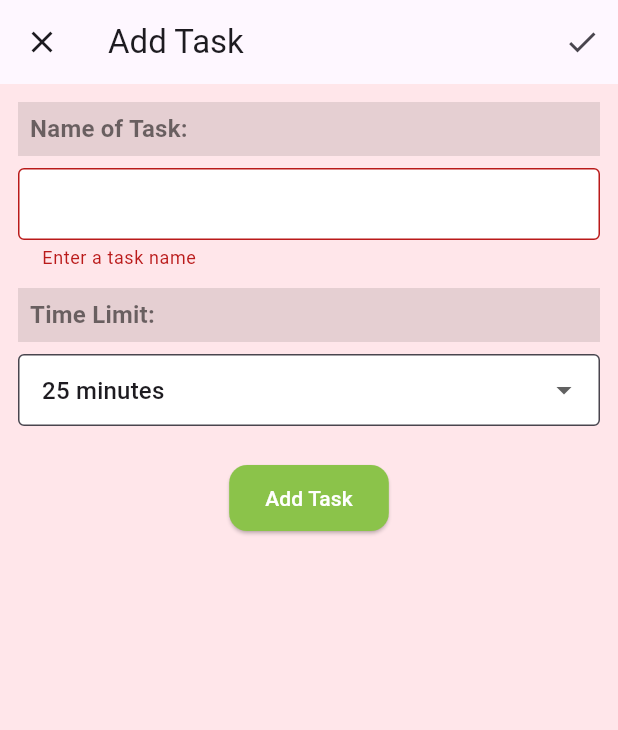
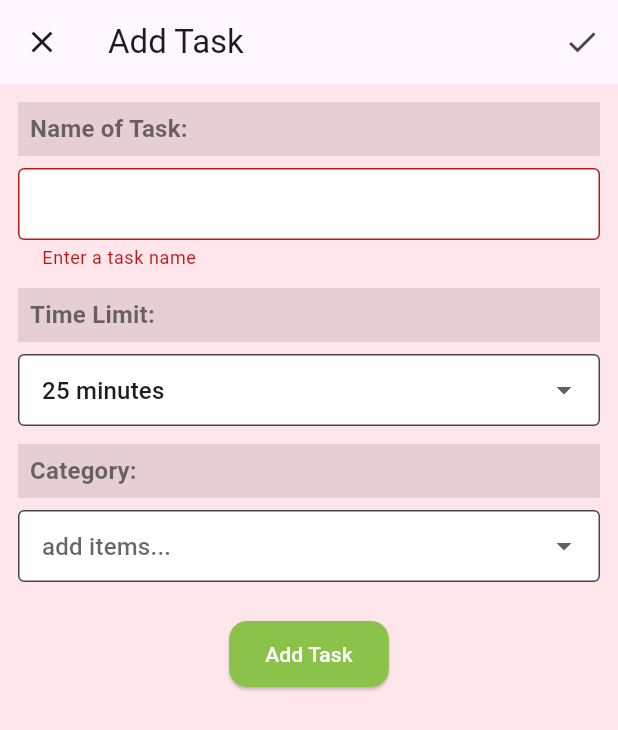
Before and after one commit to happyalisa0864/productivity-app, a Flutter app: the AddTaskDialog screen opened directly, after a tap on "Add Task", on a phone screen of 412 x 824 dp. Shown: the top 730 px of the screen. Run offline on Flutter 3.47's test engine with Material 3 defaults, Android fonts, the light colour scheme and no system bars; our stand-ins replace flutter_riverpod, shared_preferences; accounts and stored records are empty.

Commit message:
feat: add category field to task creation flow

```diff
--- a/lib/features/task_tracking/presentation/notifiers/task_notifier.dart
+++ b/lib/features/task_tracking/presentation/notifiers/task_notifier.dart
@@ -36,7 +36,7 @@ class TaskNotifier extends StateNotifier<AsyncValue<List<Task>>> {
     await repo.saveTasks(tasks);
   }
 
-  Future<void> addTask({required String title, required int minutes}) async {
+  Future<void> addTask({required String title, required int minutes, String? category}) async {
     final current = state.value ?? <Task>[];
     final now = DateTime.now();
     final total = minutes * 60;
@@ -47,6 +47,7 @@ class TaskNotifier extends StateNotifier<AsyncValue<List<Task>>> {
       remainingSeconds: total,
       isCompleted: false,
       isRunning: false,
+      category: category,
       createdAt: now,
       updatedAt: now,
     );
--- a/lib/features/task_tracking/presentation/pages/tasks_page.dart
+++ b/lib/features/task_tracking/presentation/pages/tasks_page.dart
@@ -56,7 +56,11 @@ class TasksPage extends ConsumerWidget {
             builder: (_) => const AddTaskDialog(),
           );
           if (result != null) {
-            await notifier.addTask(title: result.title, minutes: result.minutes);
+            await notifier.addTask(
+              title: result.title,
+              minutes: result.minutes,
+              category: result.category,
+            );
           }
         },
         child: const Icon(Icons.add),
--- a/lib/features/task_tracking/presentation/widgets/add_task_dialog.dart
+++ b/lib/features/task_tracking/presentation/widgets/add_task_dialog.dart
@@ -3,7 +3,8 @@ import 'package:flutter/material.dart';
 class AddTaskResult {
   final String title;
   final int minutes;
-  const AddTaskResult(this.title, this.minutes);
+  final String? category;
+  const AddTaskResult(this.title, this.minutes, this.category);
 }
 
 class AddTaskDialog extends StatefulWidget {
@@ -18,6 +19,14 @@ class _AddTaskDialogState extends State<AddTaskDialog> {
   final _titleCtrl = TextEditingController();
   int _selectedMinutes = 25;
   static const List<int> _minuteOptions = [5, 10, 15, 20, 25, 30, 45, 60, 90];
+  String? _selectedCategory;
+  static const List<String> _categoryOptions = [
+    'Work',
+    'Study',
+    'Personal',
+    'Health',
+    'Other',
+  ];
 
   @override
   void dispose() {
@@ -29,7 +38,7 @@ class _AddTaskDialogState extends State<AddTaskDialog> {
     if (!_formKey.currentState!.validate()) return;
     final title = _titleCtrl.text.trim();
     final minutes = _selectedMinutes;
-    Navigator.of(context).pop(AddTaskResult(title, minutes));
+    Navigator.of(context).pop(AddTaskResult(title, minutes, _selectedCategory));
   }
 
   @override
@@ -92,6 +101,27 @@ class _AddTaskDialogState extends State<AddTaskDialog> {
                     ),
                   ),
                 ),
+                const SizedBox(height: 12),
+                _LabeledSection(
+                  label: 'Category:',
+                  child: DropdownButtonFormField<String>(
+                    value: _selectedCategory,
+                    items: _categoryOptions
+                        .map((c) => DropdownMenuItem<String>(
+                              value: c,
+                              child: Text(c),
+                            ))
+                        .toList(),
+                    onChanged: (v) => setState(() => _selectedCategory = v),
+                    decoration: const InputDecoration(
+                      isDense: true,
+                      border: OutlineInputBorder(),
+                      filled: true,
+                      fillColor: Colors.white,
+                      hintText: 'add items...',
+                    ),
+                  ),
+                ),
                 const SizedBox(height: 24),
                 Center(
                   child: ElevatedButton(
```
